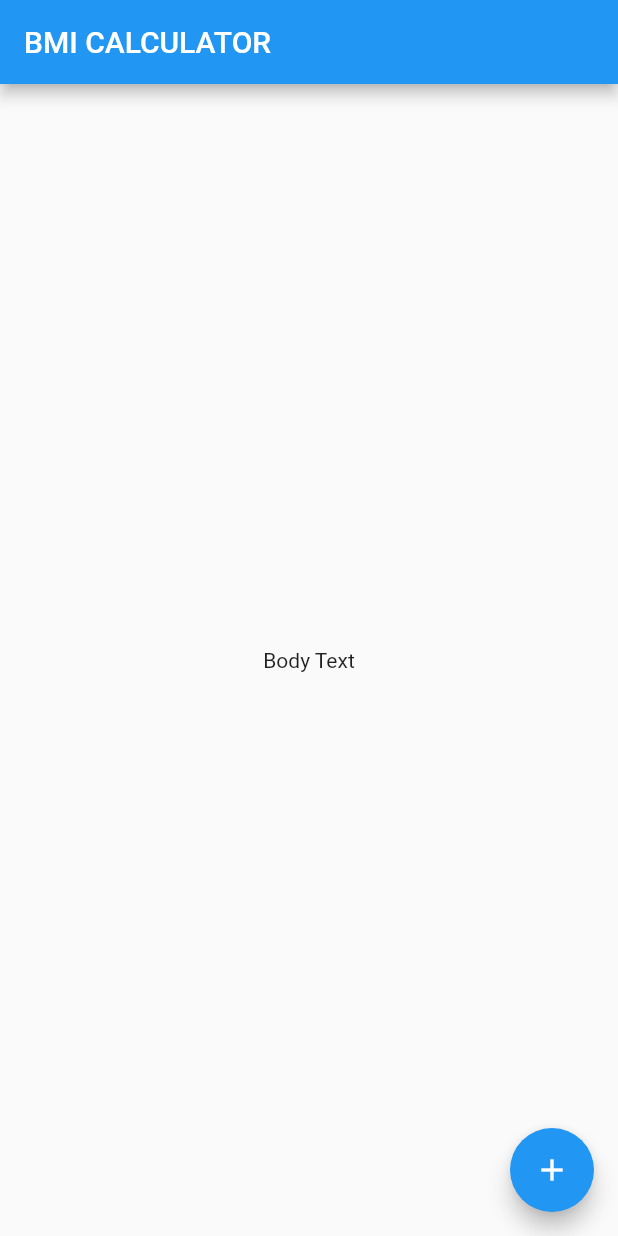
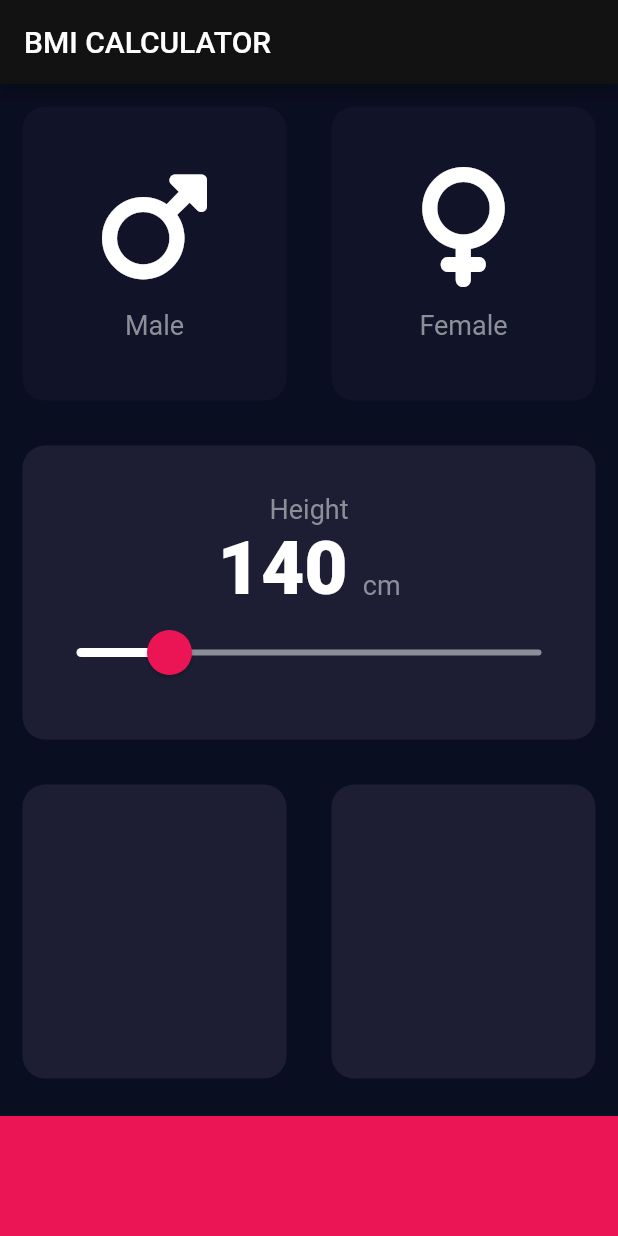
Before and after one commit to rodrigosa7/BMI_calculator, a Flutter app: the screen it shows after launch, on a phone screen of 412 x 824 dp. Run offline on Flutter 3.47's test engine with Material 2 defaults, Android fonts, the phone set to English and light mode, and no system bars; our stand-ins replace font_awesome_flutter.

Commit message:
Added the cards to select gender and height

```diff
--- /dev/null
+++ b/lib/constants.dart
@@ -0,0 +1,8 @@
+import 'package:flutter/material.dart';
+
+const kLabelTextStyle = TextStyle(fontSize: 18.0, color: Color(0xFF8D8E98));
+const kBottomContainerHeight = 80.0;
+const kActiveCardColor = Color(0xFF1D1E33);
+const kInactiveCardColor = Color(0xFF111328);
+const kBottomContainerColor = Color(0xFFEB1555);
+const kNumberTextStyle = TextStyle(fontSize: 50.0, fontWeight: FontWeight.w900);
--- /dev/null
+++ b/lib/icon_content.dart
@@ -0,0 +1,21 @@
+import 'package:flutter/material.dart';
+
+import 'constants.dart';
+
+class IconContent extends StatelessWidget {
+  final IconData icon;
+  final String label;
+
+  IconContent({required this.icon, required this.label});
+
+  @override
+  Widget build(BuildContext context) {
+    return Column(mainAxisAlignment: MainAxisAlignment.center, children: [
+      Icon(icon, size: 80.0),
+      const SizedBox(
+        height: 15.0,
+      ),
+      Text(label, style: kLabelTextStyle),
+    ]);
+  }
+}
--- /dev/null
+++ b/lib/input_page.dart
@@ -0,0 +1,168 @@
+import 'package:flutter/material.dart';
+import 'package:font_awesome_flutter/font_awesome_flutter.dart';
+
+import 'constants.dart';
+import 'icon_content.dart';
+import 'reusable_card.dart';
+
+enum Gender { male, female }
+
+class InputPage extends StatefulWidget {
+  @override
+  _InputPageState createState() => _InputPageState();
+}
+
+class _InputPageState extends State<InputPage> {
+  Color maleCardColor = kInactiveCardColor;
+  Color femaleCardColor = kInactiveCardColor;
+  Gender? selectedGender;
+
+  double height = 140;
+
+  void updateColor(Gender gender) {
+    if (gender == Gender.male) {
+      if (maleCardColor == kInactiveCardColor) {
+        maleCardColor = kActiveCardColor;
+        femaleCardColor = kInactiveCardColor;
+      } else {
+        maleCardColor = kInactiveCardColor;
+      }
+    }
+    if (gender == Gender.female) {
+      if (femaleCardColor == kInactiveCardColor) {
+        femaleCardColor = kActiveCardColor;
+        maleCardColor = kInactiveCardColor;
+      } else {
+        femaleCardColor = kInactiveCardColor;
+      }
+    }
+  }
+
+  @override
+  Widget build(BuildContext context) {
+    return Scaffold(
+      appBar: AppBar(
+        title: const Text('BMI CALCULATOR'),
+      ),
+      body: Column(
+        crossAxisAlignment: CrossAxisAlignment.stretch,
+        children: [
+          Expanded(
+            child: Row(
+              children: [
+                Expanded(
+                  child: ReusableCard(
+                    onPress: () {
+                      setState(() {
+                        selectedGender = Gender.male;
+                      });
+                    },
+                    cardChild: IconContent(
+                      icon: FontAwesomeIcons.mars,
+                      label: "Male",
+                    ),
+                    colorCard: selectedGender == Gender.male
+                        ? kActiveCardColor
+                        : kInactiveCardColor,
+                  ),
+                ),
+                Expanded(
+                  child: ReusableCard(
+                    onPress: () {
+                      setState(() {
+                        selectedGender = Gender.female;
+                      });
+                    },
+                    cardChild: IconContent(
+                      icon: FontAwesomeIcons.venus,
+                      label: "Female",
+                    ),
+                    colorCard: selectedGender == Gender.female
+                        ? kActiveCardColor
+                        : kInactiveCardColor,
+                  ),
+                )
+              ],
+            ),
+          ),
+          Expanded(
+            child: ReusableCard(
+              colorCard: kActiveCardColor,
+              cardChild: Column(
+                mainAxisAlignment: MainAxisAlignment.center,
+                children: [
+                  const Text(
+                    'Height',
+                    style: kLabelTextStyle,
+                  ),
+                  Row(
+                    mainAxisAlignment: MainAxisAlignment.center,
+                    crossAxisAlignment: CrossAxisAlignment.baseline,
+                    textBaseline: TextBaseline.alphabetic,
+                    children: [
+                      Text(
+                        height.ceil().toString(),
+                        style: kNumberTextStyle,
+                      ),
+                      const SizedBox(
+                        width: 10,
+                      ),
+                      const Text('cm', style: kLabelTextStyle),
+                    ],
+                  ),
+                  SliderTheme(
+                    data: SliderTheme.of(context).copyWith(
+                      activeTrackColor: Colors.white,
+                      inactiveTrackColor: const Color(0xFF8D8E98),
+                      thumbColor: const Color(0xFFEB1555),
+                      overlayColor: const Color(0x29EB1555),
+                      thumbShape:
+                          const RoundSliderThumbShape(enabledThumbRadius: 15.0),
+                      overlayShape:
+                          const RoundSliderOverlayShape(overlayRadius: 26.0),
+                    ),
+                    child: Padding(
+                      padding: const EdgeInsets.symmetric(horizontal: 10.0),
+                      child: Slider(
+                        value: height,
+                        onChanged: (double newValue) {
+                          setState(() {
+                            height = newValue;
+                          });
+                        },
+                        min: 120,
+                        max: 220,
+                      ),
+                    ),
+                  ),
+                ],
+              ),
+            ),
+          ),
+          Expanded(
+            child: Row(
+              children: [
+                Expanded(
+                  child: ReusableCard(
+                    colorCard: kActiveCardColor,
+                  ),
+                ),
+                Expanded(
+                  child: ReusableCard(
+                    colorCard: kActiveCardColor,
+                  ),
+                )
+              ],
+            ),
+          ),
+          Container(
+            color: kBottomContainerColor,
+            margin: const EdgeInsets.only(top: 10.0),
+            width: double.infinity,
+            height: kBottomContainerHeight,
+          )
+        ],
+      ),
+    );
+  }
+}
--- a/lib/main.dart
+++ b/lib/main.dart
@@ -1,4 +1,6 @@
 import 'package:flutter/material.dart';
+
+import 'input_page.dart';
 
 void main() => runApp(BMICalculator());
 
@@ -7,27 +9,10 @@ class BMICalculator extends StatelessWidget {
   Widget build(BuildContext context) {
     return MaterialApp(
       home: InputPage(),
-    );
-  }
-}
-
-class InputPage extends StatefulWidget {
-  @override
-  _InputPageState createState() => _InputPageState();
-}
-
-class _InputPageState extends State<InputPage> {
-  @override
-  Widget build(BuildContext context) {
-    return Scaffold(
-      appBar: AppBar(
-        title: Text('BMI CALCULATOR'),
-      ),
-      body: Center(
-        child: Text('Body Text'),
-      ),
-      floatingActionButton: FloatingActionButton(
-        child: Icon(Icons.add),
+      theme: ThemeData.dark().copyWith(
+        primaryColor: Color(0xFF0A0E21),
+        scaffoldBackgroundColor: Color(0xFF0A0E21),
+        colorScheme: ColorScheme.dark().copyWith(secondary: Colors.purple),
       ),
     );
   }
--- /dev/null
+++ b/lib/reusable_card.dart
@@ -0,0 +1,24 @@
+import 'package:flutter/material.dart';
+
+class ReusableCard extends StatelessWidget {
+  ReusableCard({required this.colorCard, this.cardChild, this.onPress});
+
+  final Color colorCard;
+  final Widget? cardChild;
+  final VoidCallback? onPress;
+
+  @override
+  Widget build(BuildContext context) {
+    return GestureDetector(
+      onTap: onPress,
+      child: Container(
+        child: cardChild,
+        margin: const EdgeInsets.all(15.0),
+        decoration: BoxDecoration(
+          borderRadius: BorderRadius.circular(15.0),
+          color: colorCard,
+        ),
+      ),
+    );
+  }
+}
--- a/pubspec.yaml
+++ b/pubspec.yaml
@@ -34,6 +34,7 @@ dependencies:
   # The following adds the Cupertino Icons font to your application.
   # Use with the CupertinoIcons class for iOS style icons.
   cupertino_icons: ^1.0.2
+  font_awesome_flutter: ^10.1.0
 
 dev_dependencies:
   flutter_test:
```
Also changed, not shown: pubspec.lock, 1 other file.
